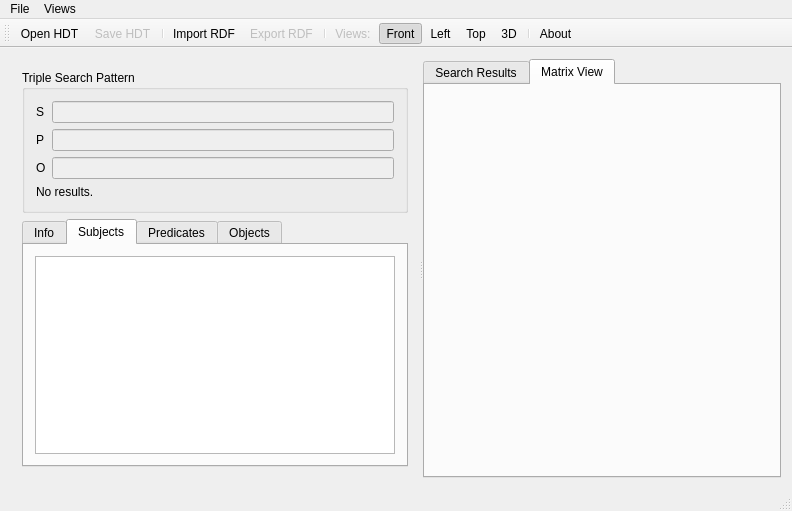
Above: hdt-it/hdtit.ui from rdfhdt/hdt-cpp before the change. Below: the same form after it.
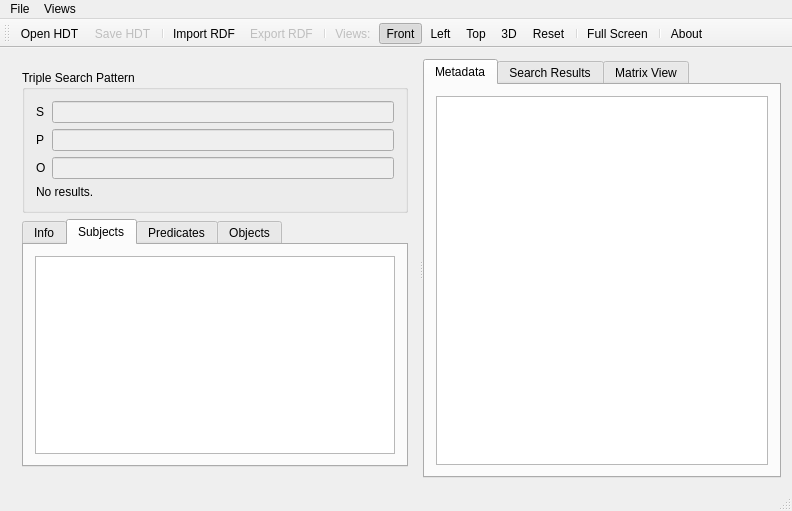
That is the form after the change. The open tabs and pages were chosen to show the change. Icons and pictures are not drawn. Custom widgets are drawn as their Qt base class.

```diff
--- a/hdt-it/hdtit.ui
+++ b/hdt-it/hdtit.ui
@@ -321,6 +321,35 @@
        <property name="currentIndex">
         <number>1</number>
        </property>
+       <widget class="QWidget" name="tabMetadata">
+        <attribute name="title">
+         <string>Metadata</string>
+        </attribute>
+        <layout class="QVBoxLayout" name="verticalLayout_7">
+         <item>
+          <widget class="QTableView" name="headerView">
+           <property name="alternatingRowColors">
+            <bool>true</bool>
+           </property>
+           <property name="textElideMode">
+            <enum>Qt::ElideMiddle</enum>
+           </property>
+           <property name="horizontalScrollMode">
+            <enum>QAbstractItemView::ScrollPerPixel</enum>
+           </property>
+           <attribute name="horizontalHeaderDefaultSectionSize">
+            <number>300</number>
+           </attribute>
+           <attribute name="horizontalHeaderMinimumSectionSize">
+            <number>200</number>
+           </attribute>
+           <attribute name="verticalHeaderDefaultSectionSize">
+            <number>20</number>
+           </attribute>
+          </widget>
+         </item>
+        </layout>
+       </widget>
        <widget class="QWidget" name="tabSearchResults">
         <attribute name="title">
          <string>Search Results</string>
@@ -412,6 +441,9 @@
    <addaction name="actionLeftView"/>
    <addaction name="actionTopView"/>
    <addaction name="action3Dview"/>
+   <addaction name="actionReset"/>
+   <addaction name="separator"/>
+   <addaction name="actionFull_Screen"/>
    <addaction name="separator"/>
    <addaction name="actionAbout"/>
   </widget>
@@ -528,6 +560,31 @@
     <string>Ctrl+Q</string>
    </property>
   </action>
+  <action name="actionFull_Screen">
+   <property name="checkable">
+    <bool>true</bool>
+   </property>
+   <property name="text">
+    <string>Full Screen</string>
+   </property>
+   <property name="toolTip">
+    <string>Switch Full Screen</string>
+   </property>
+   <property name="shortcut">
+    <string>Ctrl+F</string>
+   </property>
+  </action>
+  <action name="actionReset">
+   <property name="text">
+    <string>Reset</string>
+   </property>
+   <property name="toolTip">
+    <string>Reset to Initial view</string>
+   </property>
+   <property name="shortcut">
+    <string>Ctrl+R</string>
+   </property>
+  </action>
  </widget>
  <layoutdefault spacing="6" margin="11"/>
  <customwidgets>
```
Left out of the diff: 67 changed lines with no effect on the pictures.
